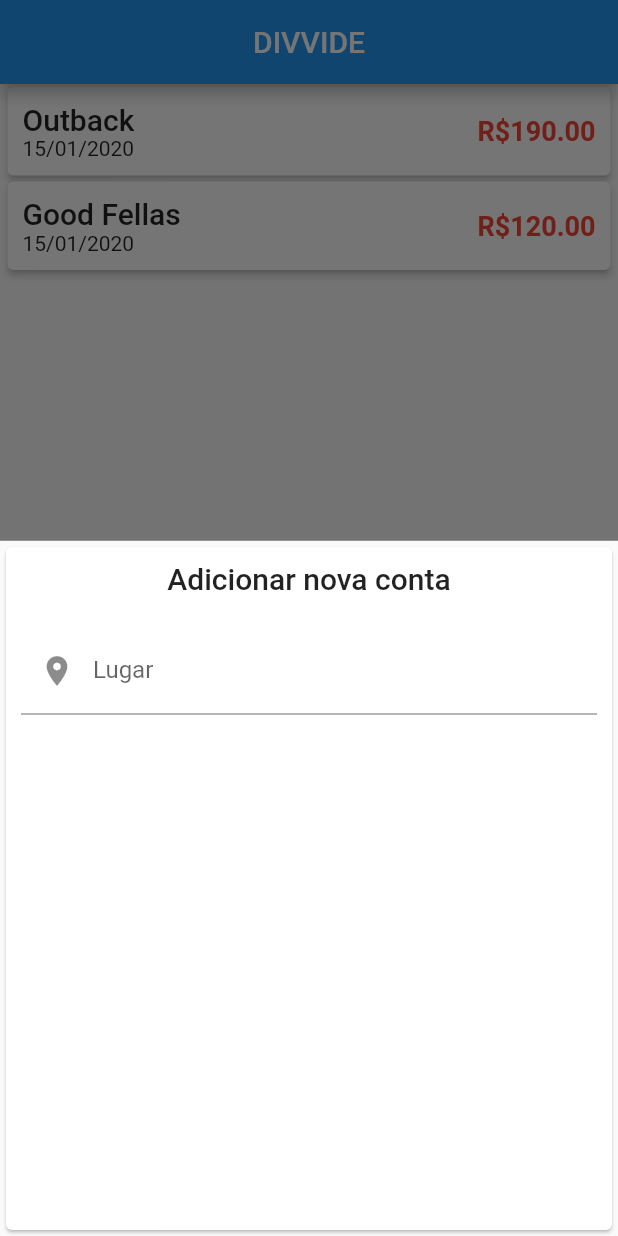
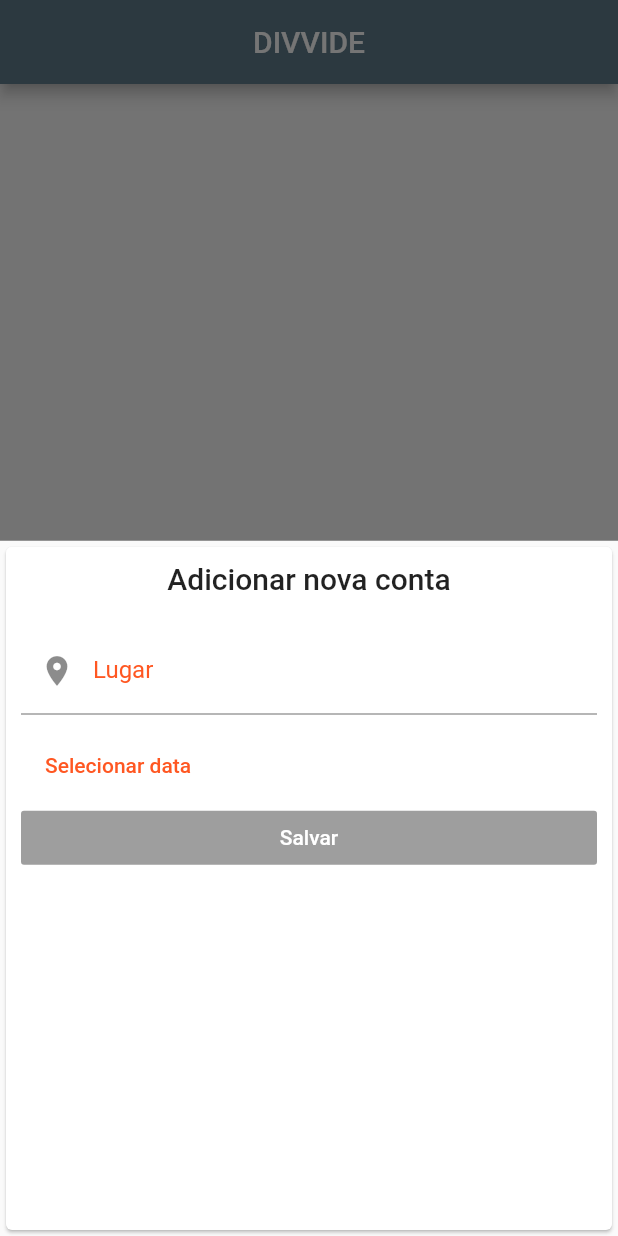
Before and after one commit to dnuneswebdev/divvide, a Flutter app: the screen it shows after launch, after a tap on the "add circle outline" icon, on a phone screen of 412 x 824 dp. Run offline on Flutter 3.47's test engine with Material 2 defaults, Android fonts, the phone set to English and light mode, and no system bars.

Commit message:
Added create new bill functionality, built sliverAppBar on bill detail, added theme

```diff
--- a/lib/main.dart
+++ b/lib/main.dart
@@ -9,6 +9,10 @@ class MyApp extends StatelessWidget {
   Widget build(BuildContext context) {
     return MaterialApp(
       title: 'DiVVide',
+      theme: ThemeData(
+        primaryColor: Colors.blueGrey,
+        hintColor: Colors.deepOrange,
+      ),
       // theme: ThemeData.dark(),
       initialRoute: '/',
       routes: {
--- a/lib/models/bill_models.dart
+++ b/lib/models/bill_models.dart
@@ -1,5 +1,5 @@
 class Bill {
-  int id;
+  String id;
   String place;
   String people;
   DateTime date;
--- a/lib/screens/home.dart
+++ b/lib/screens/home.dart
@@ -9,10 +9,7 @@ class Home extends StatefulWidget {
 }
 
 class _HomeState extends State<Home> {
-  final List<Bill> bills = [
-    Bill(id: 1, place: 'Outback', date: DateTime.now(), totalBill: 190.00),
-    Bill(id: 2, place: 'Good Fellas', date: DateTime.now(), totalBill: 120.00),
-  ];
+  final List<Bill> bills = [];
 
   @override
   Widget build(BuildContext context) {
@@ -23,6 +20,7 @@ class _HomeState extends State<Home> {
       ),
       body: bills.isEmpty ? _noBillsMessage() : BillList(bills: bills),
       floatingActionButton: FloatingActionButton(
+        backgroundColor: Colors.deepOrange,
         onPressed: () {
           _newBillModal(context);
         },
@@ -32,8 +30,9 @@ class _HomeState extends State<Home> {
     );
   }
 
+  //WIDGETS
+  //WIDGET TO SHOW A A MESSAGE WHEN THERE IS NO BILL ADDED YET.
   Widget _noBillsMessage() {
-    //When there are no bills added yet.
     return Center(
       child: Text(
         'Você ainda não possui nenhuma conta adicionada!',
@@ -43,12 +42,26 @@ class _HomeState extends State<Home> {
     );
   }
 
+  //METHODS
+  //SHOW BOTTOM MODAL TO ADD A NEW BILL
   void _newBillModal(BuildContext context) {
-    //SHOW BOTTOM MODAL TO ADD A NEW BILL
     showModalBottomSheet(
         context: context,
         builder: (_) {
-          return NewBill();
+          return NewBill(addNewBill: _addNewBill);
         });
   }
+
+  //ADD A NEW BILL TO THE BILLS ARRAY
+  void _addNewBill(String place, DateTime date) {
+    final newBill = Bill(
+      id: DateTime.now().toString(),
+      place: place,
+      date: date,
+    );
+
+    setState(() {
+      bills.add(newBill);
+    });
+  }
 }
--- a/lib/widgets/bill_list.dart
+++ b/lib/widgets/bill_list.dart
@@ -37,9 +37,10 @@ class BillList extends StatelessWidget {
                         ? 'R\$ 0.00'
                         : 'R\$' + bills[index].totalBill.toStringAsFixed(2),
                     style: TextStyle(
-                        fontSize: 18,
-                        fontWeight: FontWeight.bold,
-                        color: Colors.red),
+                      fontSize: 18,
+                      fontWeight: FontWeight.bold,
+                      color: Colors.deepOrange,
+                    ),
                   ),
                 ],
               ),
--- a/lib/widgets/new_bill.dart
+++ b/lib/widgets/new_bill.dart
@@ -1,13 +1,27 @@
 import 'package:flutter/material.dart';
+import 'package:intl/intl.dart';
 
-class NewBill extends StatelessWidget {
+class NewBill extends StatefulWidget {
+  final Function addNewBill;
+
+  NewBill({@required this.addNewBill});
+
+  @override
+  _NewBillState createState() => _NewBillState();
+}
+
+class _NewBillState extends State<NewBill> {
+  final TextEditingController placeCtrl = TextEditingController();
+
+  DateTime selectedDate;
+
   @override
   Widget build(BuildContext context) {
     return Card(
       child: Container(
         padding: EdgeInsets.all(10),
         child: Column(
-          // crossAxisAlignment: CrossAxisAlignment.end,
+          crossAxisAlignment: CrossAxisAlignment.stretch,
           children: <Widget>[
             Text(
               'Adicionar nova conta',
@@ -16,14 +30,65 @@ class NewBill extends StatelessWidget {
             ),
             SizedBox(height: 20),
             TextField(
+              controller: placeCtrl,
               decoration: InputDecoration(
                 prefixIcon: Icon(Icons.place),
                 labelText: 'Lugar',
               ),
+            ),
+            SizedBox(height: 10),
+            Row(
+              children: <Widget>[
+                Text(selectedDate == null
+                    ? ''
+                    : DateFormat('dd/MM/yyyy').format(selectedDate)),
+                FlatButton(
+                  child: Text('Selecionar data'),
+                  textColor: Colors.deepOrange,
+                  onPressed: () {
+                    _datePicker(context);
+                  },
+                )
+              ],
+            ),
+            RaisedButton(
+              child: Text('Salvar'),
+              color: Colors.blueGrey,
+              textColor: Colors.white,
+              onPressed: (placeCtrl.text.isEmpty || selectedDate == null)
+                  ? null //DISABLE THE BUTTON
+                  : () {
+                      return _submitBillData();
+                    },
             ),
           ],
         ),
       ),
     );
   }
+
+  //METHODS
+  //SHOW DATE PICKER
+  void _datePicker(BuildContext context) {
+    showDatePicker(
+      context: context,
+      initialDate: DateTime.now(),
+      firstDate: DateTime(2019),
+      lastDate: DateTime.now(),
+    ).then((pickedDate) {
+      if (pickedDate == null) {
+        return;
+      }
+
+      setState(() {
+        selectedDate = pickedDate;
+      });
+    });
+  }
+
+  //CREATE A NEW BILL
+  void _submitBillData() {
+    widget.addNewBill(placeCtrl.text, selectedDate);
+    Navigator.of(context).pop();
+  }
 }
```
Also changed, not shown: lib/screens/bill_detail.dart (+58 -13 lines), lib/widgets/participants_list.dart (added, +63 -0 lines).
